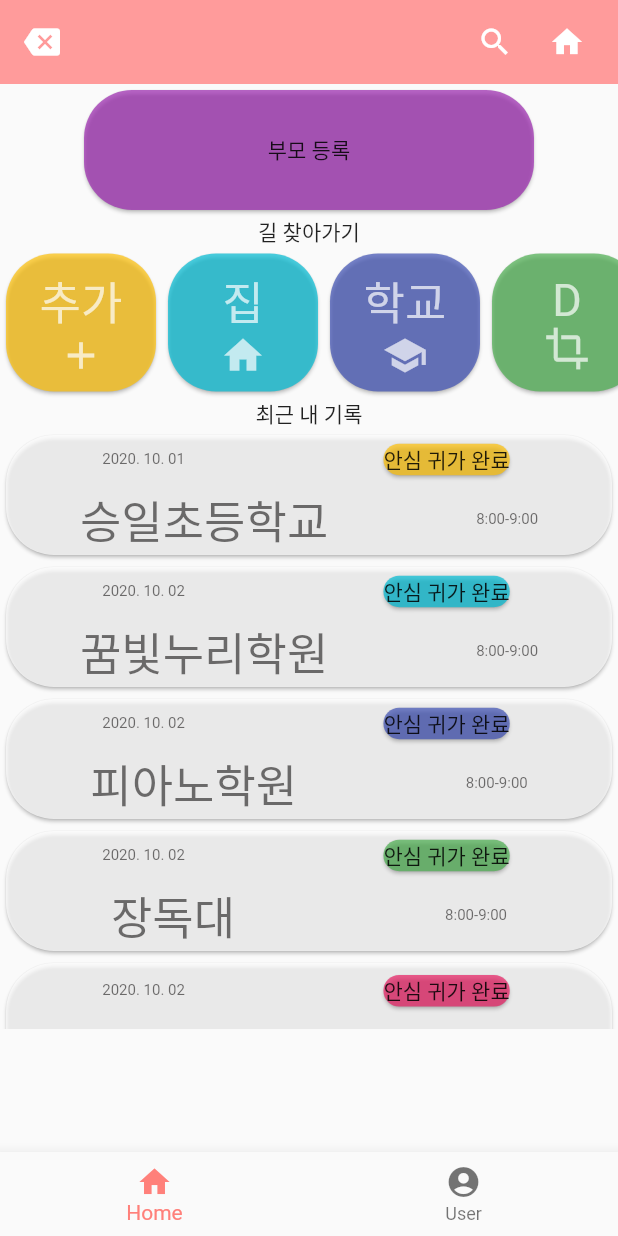
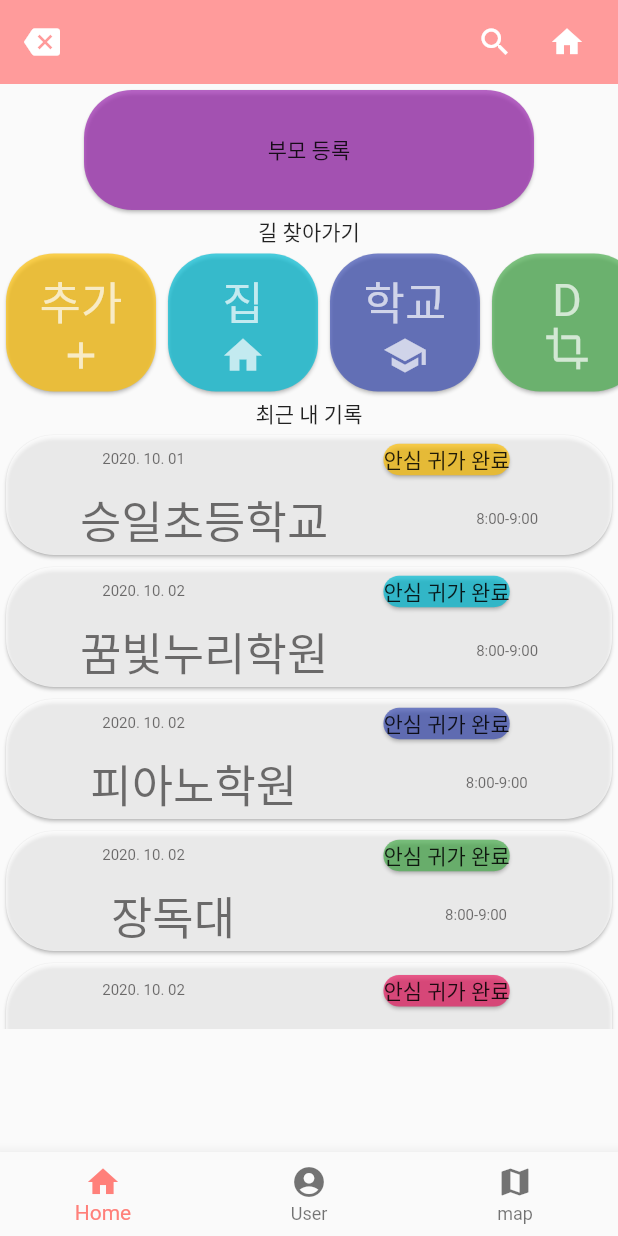
Before and after one commit to 2022-solution-challenge/Navi-FE, a Flutter app: the screen it shows after launch, on a phone screen of 412 x 824 dp. Run offline on Flutter 3.47's test engine with Material 2 defaults, Android fonts, the phone set to English and light mode, and no system bars; our stand-ins replace google_maps_flutter.

Commit message:
maps implemented

```diff
--- a/lib/main.dart
+++ b/lib/main.dart
@@ -1,5 +1,6 @@
 import 'package:flutter/material.dart';
 import 'home/home-page.dart';
+import 'map/map.dart';
 
 void main() => runApp(const MyApp());
 
@@ -42,6 +43,7 @@ class _MyStatefulWidgetState extends State<MyStatefulWidget> {
   static const List<Widget> _widgetOptions = <Widget>[
     HomePage(),
     UserPage(),
+    MapApp(),
   ];
 
   void _onItemTapped(int index) {
@@ -70,6 +72,7 @@ class _MyStatefulWidgetState extends State<MyStatefulWidget> {
           icon: Icon(Icons.home),
           onPressed: () {},
         ),
+
         SizedBox(width: 20.0 / 2)
       ],
     );
@@ -89,6 +92,10 @@ class _MyStatefulWidgetState extends State<MyStatefulWidget> {
             icon: Icon(Icons.account_circle),
             label: 'User',
           ),
+          BottomNavigationBarItem(
+            icon: Icon(Icons.map),
+            label: 'map',
+          ),
         ],
         currentIndex: _selectedIndex,
         selectedItemColor: Color.fromARGB(255, 255, 128, 122),
--- a/lib/map/map.dart
+++ b/lib/map/map.dart
@@ -2,12 +2,11 @@
 import 'package:flutter/material.dart';
 import 'package:google_maps_flutter/google_maps_flutter.dart';
 import 'dart:async';
-import 'package:geolocator/geolocator.dart';
-void main() {
-  runApp(MyApp());
-}
+// import 'package:geolocator/geolocator.dart';
 
-class MyApp extends StatelessWidget{
+class MapApp extends StatelessWidget{
+  const MapApp({Key? key}) : super(key: key);
+
   @override
   Widget build(BuildContext context) {
     return MaterialApp(
--- a/pubspec.yaml
+++ b/pubspec.yaml
@@ -34,6 +34,8 @@ dependencies:
   # The following adds the Cupertino Icons font to your application.
   # Use with the CupertinoIcons class for iOS style icons.
   cupertino_icons: ^1.0.2
+  google_maps_flutter: ^2.1.2
+  geolocator: ^8.2.0
 
 dev_dependencies:
   flutter_test:
```
Also changed, not shown: pubspec.lock, 12 other files.
